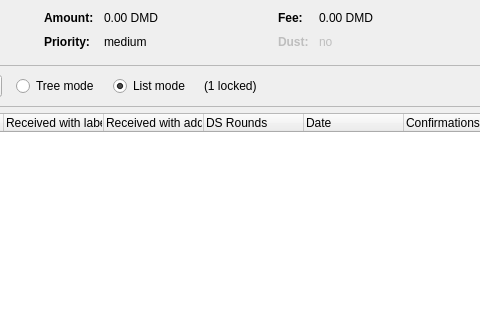
Before: the Qt Designer form src/qt/forms/coincontroldialog.ui in martyb166/Diamond, drawn with Qt 5; both pictures show x 208 to 688 and y 0 to 320 of the 954 by 500 pixel window.
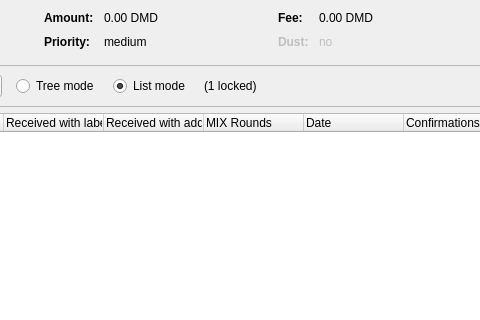
After: the same form once the commit is applied. Custom widgets are drawn as their Qt base class.

What changed in the file:
```diff
--- a/src/qt/forms/coincontroldialog.ui
+++ b/src/qt/forms/coincontroldialog.ui
@@ -477,7 +477,7 @@
      </column>
      <column>
       <property name="text">
-       <string>DS Rounds</string>
+       <string>MIX Rounds</string>
       </property>
      </column>
      <column>
```
